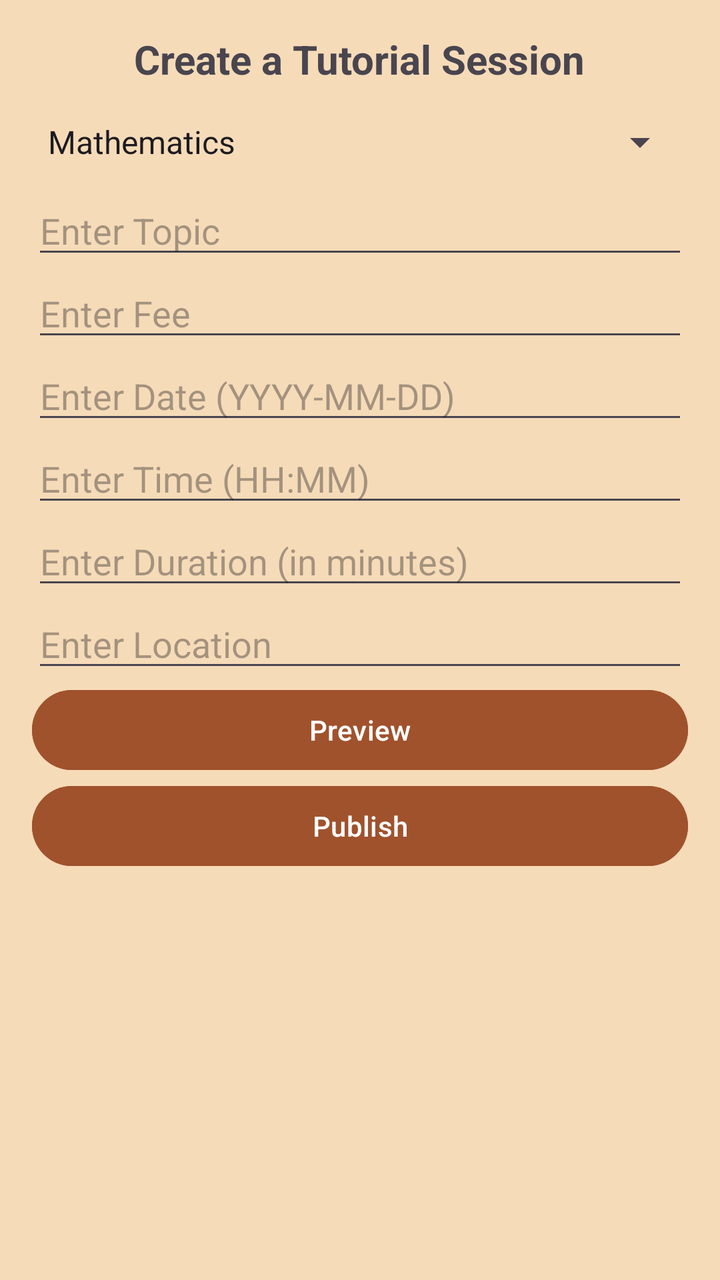
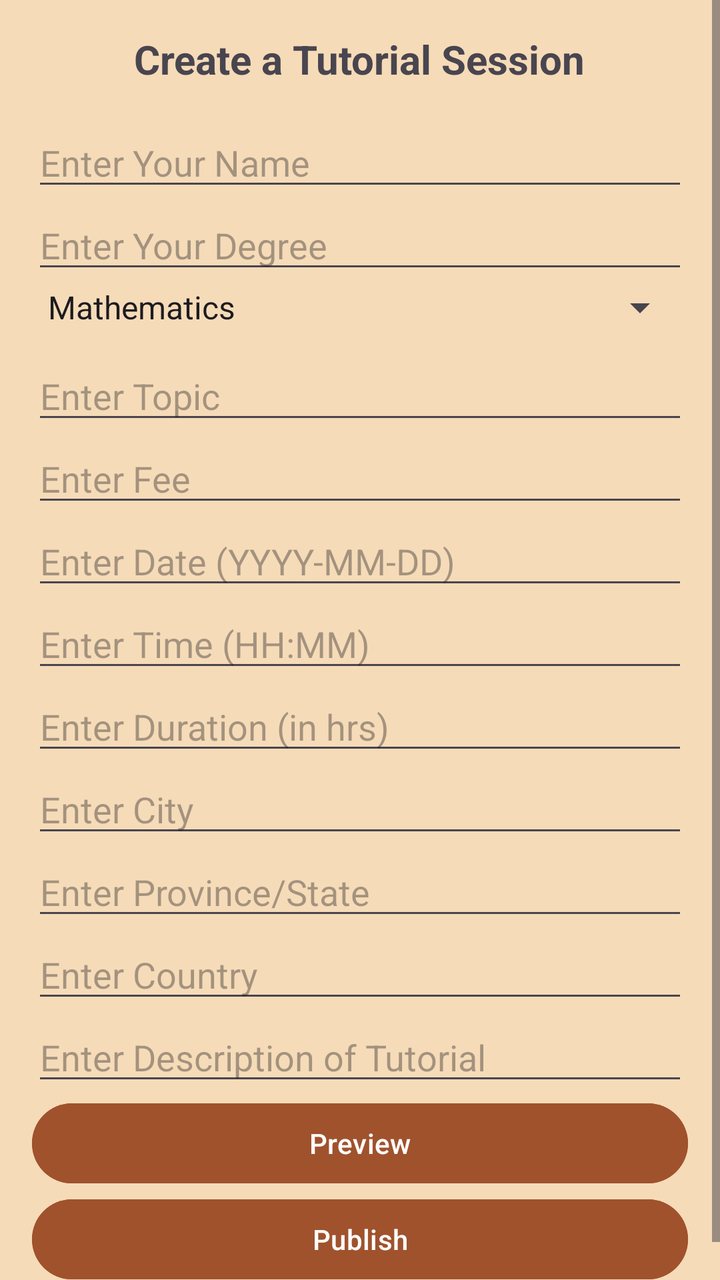

Two renders of the same Android screen: before a commit and after it. Below are the layout's source before the change and the commit's diff.
<!-- AndroidManifest.xml: application theme Theme.Csci3130Group1 -->
<!-- res/layout/fragment_tutorial_management.xml -->
<?xml version="1.0" encoding="utf-8"?>
<LinearLayout xmlns:android="http://schemas.android.com/apk/res/android"
    android:layout_width="match_parent"
    android:layout_height="match_parent"
    android:background="#F6DBB8"
    android:orientation="vertical"
    android:padding="16dp">

    <TextView
        android:id="@+id/title_text"
        android:layout_width="wrap_content"
        android:layout_height="wrap_content"
        android:text="Create a Tutorial Session"
        android:textSize="20sp"
        android:textStyle="bold"
        android:layout_gravity="center"
        android:paddingBottom="16dp"/>
    <Spinner
        android:id="@+id/topic_spinner"
        android:layout_width="match_parent"
        android:layout_height="wrap_content"
        android:entries="@array/tutorial_topics"
        android:layout_marginBottom="10dp"/>

    <EditText
        android:id="@+id/topic_input"
        android:layout_width="match_parent"
        android:layout_height="wrap_content"
        android:hint="Enter Topic" />

    <EditText
        android:id="@+id/fee_input"
        android:layout_width="match_parent"
        android:layout_height="wrap_content"
        android:hint="Enter Fee"
        android:inputType="numberDecimal" />

    <EditText
        android:id="@+id/date_input"
        android:layout_width="match_parent"
        android:layout_height="wrap_content"
        android:hint="Enter Date (YYYY-MM-DD)"
        android:inputType="date" />

    <EditText
        android:id="@+id/time_input"
        android:layout_width="match_parent"
        android:layout_height="wrap_content"
        android:hint="Enter Time (HH:MM)"
        android:inputType="time" />

    <EditText
        android:id="@+id/duration_input"
        android:layout_width="match_parent"
        android:layout_height="wrap_content"
        android:hint="Enter Duration (in minutes)"
        android:inputType="number" />

    <EditText
        android:id="@+id/location_input"
        android:layout_width="match_parent"
        android:layout_height="wrap_content"
        android:hint="Enter Location" />

    <Button
        android:id="@+id/preview_button"
        android:layout_width="match_parent"
        android:layout_height="wrap_content"
        android:text="Preview"
        android:backgroundTint="#A0522D"
        android:textColor="@android:color/white"/>

    <TextView
        android:id="@+id/preview_text"
        android:layout_width="match_parent"
        android:layout_height="wrap_content"
        android:textSize="16sp"
        android:textColor="#000000"
        android:padding="8dp"
        android:visibility="gone"/>

    <Button
        android:id="@+id/publish_button"
        android:layout_width="match_parent"
        android:layout_height="wrap_content"
        android:text="Publish"
        android:backgroundTint="#A0522D"
        android:textColor="@android:color/white"/>
</LinearLayout>
<!-- resources referenced by this layout -->
<resources>
  <string-array name="tutorial_topics">
          <item>Mathematics</item>
          <item>Physics</item>
          <item>Chemistry</item>
          <item>Biology</item>
          <item>Computer Science</item>
          <item>English</item>
          <item>History</item>
      </string-array>
  <style name="Theme.Csci3130Group1" parent="Base.Theme.Csci3130Group1" />
  <style name="Base.Theme.Csci3130Group1" parent="Theme.Material3.DayNight.NoActionBar">
          
          
      </style>
</resources>

<!-- the commit's change to res/layout/fragment_tutorial_management.xml (unified diff, before → after) -->
@@ -1,89 +1,129 @@
 <?xml version="1.0" encoding="utf-8"?>
-<LinearLayout xmlns:android="http://schemas.android.com/apk/res/android"
+<ScrollView xmlns:android="http://schemas.android.com/apk/res/android"
     android:layout_width="match_parent"
     android:layout_height="match_parent"
-    android:background="#F6DBB8"
-    android:orientation="vertical"
-    android:padding="16dp">
+    android:fillViewport="true">
 
-    <TextView
-        android:id="@+id/title_text"
-        android:layout_width="wrap_content"
-        android:layout_height="wrap_content"
-        android:text="Create a Tutorial Session"
-        android:textSize="20sp"
-        android:textStyle="bold"
-        android:layout_gravity="center"
-        android:paddingBottom="16dp"/>
-    <Spinner
-        android:id="@+id/topic_spinner"
+    <LinearLayout
         android:layout_width="match_parent"
         android:layout_height="wrap_content"
-        android:entries="@array/tutorial_topics"
-        android:layout_marginBottom="10dp"/>
+        android:background="#F6DBB8"
+        android:orientation="vertical"
+        android:padding="16dp">
 
-    <EditText
-        android:id="@+id/topic_input"
-        android:layout_width="match_parent"
-        android:layout_height="wrap_content"
-        android:hint="Enter Topic" />
+        <TextView
+            android:id="@+id/title_text"
+            android:layout_width="wrap_content"
+            android:layout_height="wrap_content"
+            android:text="Create a Tutorial Session"
+            android:textSize="20sp"
+            android:textStyle="bold"
+            android:layout_gravity="center"
+            android:paddingBottom="16dp"/>
 
-    <EditText
-        android:id="@+id/fee_input"
-        android:layout_width="match_parent"
-        android:layout_height="wrap_content"
-        android:hint="Enter Fee"
-        android:inputType="numberDecimal" />
+        
+        <EditText
+            android:id="@+id/name_input"
+            android:layout_width="match_parent"
+            android:layout_height="wrap_content"
+            android:hint="Enter Your Name" />
 
-    <EditText
-        android:id="@+id/date_input"
-        android:layout_width="match_parent"
-        android:layout_height="wrap_content"
-        android:hint="Enter Date (YYYY-MM-DD)"
-        android:inputType="date" />
+        
+        <EditText
+            android:id="@+id/degree_input"
+            android:layout_width="match_parent"
+            android:layout_height="wrap_content"
+            android:hint="Enter Your Degree" />
 
-    <EditText
-        android:id="@+id/time_input"
-        android:layout_width="match_parent"
-        android:layout_height="wrap_content"
-        android:hint="Enter Time (HH:MM)"
-        android:inputType="time" />
+        <Spinner
+            android:id="@+id/topic_spinner"
+            android:layout_width="match_parent"
+            android:layout_height="wrap_content"
+            android:entries="@array/tutorial_topics"
+            android:layout_marginBottom="10dp"/>
 
-    <EditText
-        android:id="@+id/duration_input"
-        android:layout_width="match_parent"
-        android:layout_height="wrap_content"
-        android:hint="Enter Duration (in minutes)"
-        android:inputType="number" />
+        <EditText
+            android:id="@+id/topic_input"
+            android:layout_width="match_parent"
+            android:layout_height="wrap_content"
+            android:hint="Enter Topic" />
 
-    <EditText
-        android:id="@+id/location_input"
-        android:layout_width="match_parent"
-        android:layout_height="wrap_content"
-        android:hint="Enter Location" />
+        <EditText
+            android:id="@+id/fee_input"
+            android:layout_width="match_parent"
+            android:layout_height="wrap_content"
+            android:hint="Enter Fee"
+            android:inputType="numberDecimal" />
 
-    <Button
-        android:id="@+id/preview_button"
-        android:layout_width="match_parent"
-        android:layout_height="wrap_content"
-        android:text="Preview"
-        android:backgroundTint="#A0522D"
-        android:textColor="@android:color/white"/>
+        <EditText
+            android:id="@+id/date_input"
+            android:layout_width="match_parent"
+            android:layout_height="wrap_content"
+            android:hint="Enter Date (YYYY-MM-DD)"
+            android:inputType="date" />
 
-    <TextView
-        android:id="@+id/preview_text"
-        android:layout_width="match_parent"
-        android:layout_height="wrap_content"
-        android:textSize="16sp"
-        android:textColor="#000000"
-        android:padding="8dp"
-        android:visibility="gone"/>
+        <EditText
+            android:id="@+id/time_input"
+            android:layout_width="match_parent"
+            android:layout_height="wrap_content"
+            android:hint="Enter Time (HH:MM)"
+            android:inputType="time" />
 
-    <Button
-        android:id="@+id/publish_button"
-        android:layout_width="match_parent"
-        android:layout_height="wrap_content"
-        android:text="Publish"
-        android:backgroundTint="#A0522D"
-        android:textColor="@android:color/white"/>
-</LinearLayout>
+        <EditText
+            android:id="@+id/duration_input"
+            android:layout_width="match_parent"
+            android:layout_height="wrap_content"
+            android:hint="Enter Duration (in hrs)"
+            android:inputType="number" />
+
+
+        <EditText
+            android:id="@+id/city_input"
+            android:layout_width="match_parent"
+            android:layout_height="wrap_content"
+            android:hint="Enter City" />
+
+        <EditText
+            android:id="@+id/province_input"
+            android:layout_width="match_parent"
+            android:layout_height="wrap_content"
+            android:hint="Enter Province/State" />
+
+        <EditText
+            android:id="@+id/country_input"
+            android:layout_width="match_parent"
+            android:layout_height="wrap_content"
+            android:hint="Enter Country" />
+
+        <EditText
+            android:id="@+id/description_input"
+            android:layout_width="match_parent"
+            android:layout_height="wrap_content"
+            android:hint="Enter Description of Tutorial" />
+
+        <Button
+            android:id="@+id/preview_button"
+            android:layout_width="match_parent"
+            android:layout_height="wrap_content"
+            android:text="Preview"
+            android:backgroundTint="#A0522D"
+            android:textColor="@android:color/white"/>
+
+        <TextView
+            android:id="@+id/preview_text"
+            android:layout_width="match_parent"
+            android:layout_height="wrap_content"
+            android:textSize="16sp"
+            android:textColor="#000000"
+            android:padding="8dp"
+            android:visibility="gone"/>
+
+        <Button
+            android:id="@+id/publish_button"
+            android:layout_width="match_parent"
+            android:layout_height="wrap_content"
+            android:text="Publish"
+            android:backgroundTint="#A0522D"
+            android:textColor="@android:color/white"/>
+    </LinearLayout>
+</ScrollView>
